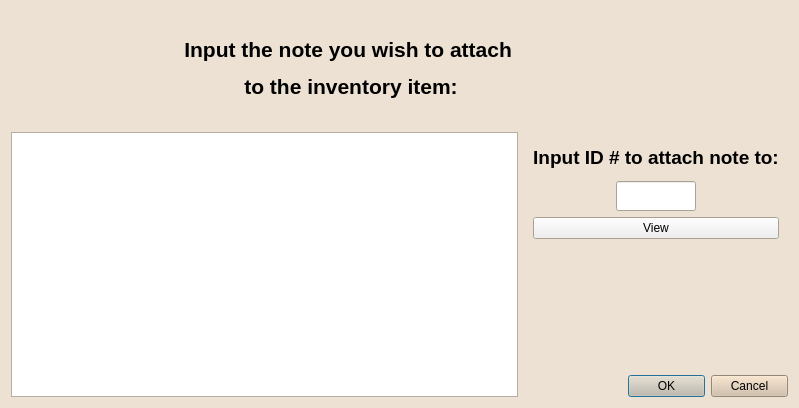
Qt form modifyitemdialog.ui (EtoDrowsy/CS499) before a commit.
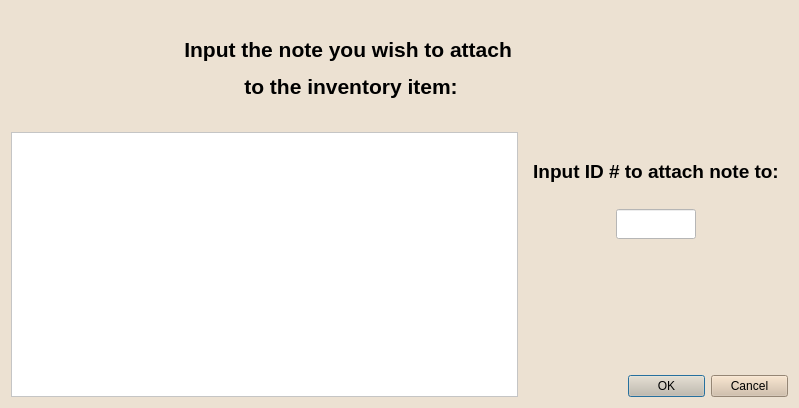
The same form after that commit.

Commit message: most of GUI style sheet completed

Diff of the .ui file:
```diff
--- a/modifyitemdialog.ui
+++ b/modifyitemdialog.ui
@@ -75,6 +75,9 @@
    </item>
    <item row="2" column="0" rowspan="3" colspan="2">
     <widget class="QTextEdit" name="inputTextEdit">
+     <property name="styleSheet">
+      <string notr="true">color:black;background-color:white</string>
+     </property>
      <property name="html">
       <string>&lt;!DOCTYPE HTML PUBLIC &quot;-//W3C//DTD HTML 4.0//EN&quot; &quot;http://www.w3.org/TR/REC-html40/strict.dtd&quot;&gt;
 &lt;html&gt;&lt;head&gt;&lt;meta name=&quot;qrichtext&quot; content=&quot;1&quot; /&gt;&lt;meta charset=&quot;utf-8&quot; /&gt;&lt;style type=&quot;text/css&quot;&gt;
@@ -97,6 +100,9 @@
           <bold>true</bold>
          </font>
         </property>
+        <property name="styleSheet">
+         <string notr="true">color:black</string>
+        </property>
         <property name="text">
          <string>&lt;html&gt;&lt;head/&gt;&lt;body&gt;&lt;p align=&quot;center&quot;&gt;&lt;span style=&quot; font-size:14pt;&quot;&gt;Input ID # to attach note to:&lt;/span&gt;&lt;/p&gt;&lt;/body&gt;&lt;/html&gt;</string>
         </property>
@@ -115,12 +121,8 @@
           <pointsize>12</pointsize>
          </font>
         </property>
-       </widget>
-      </item>
-      <item row="3" column="0">
-       <widget class="QPushButton" name="viewButton">
-        <property name="text">
-         <string>View</string>
+        <property name="styleSheet">
+         <string notr="true">color:black;background-color:white</string>
         </property>
        </widget>
       </item>
```
Left out of the diff: 5 changed lines with no effect on the pictures. The commit also changes 6 other files.
